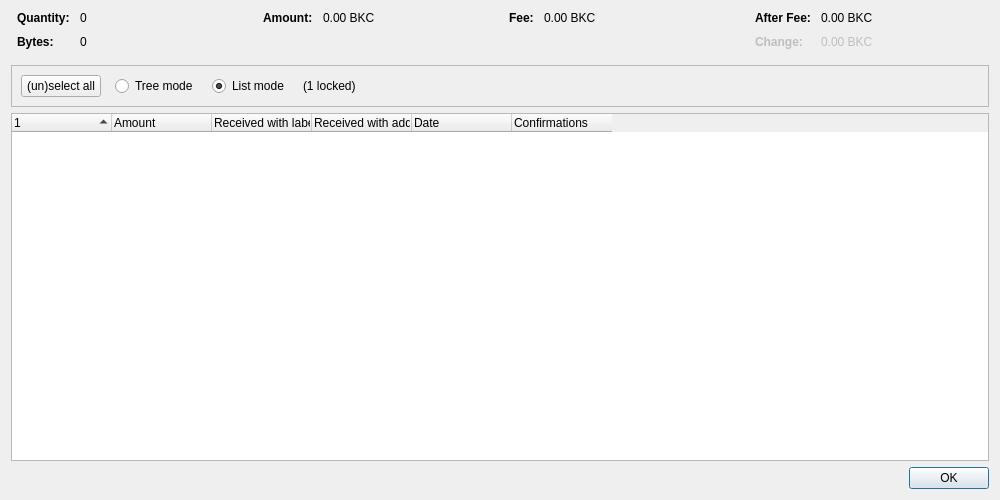
The window that src/qt/forms/coincontroldialog.ui (briskcoin-project/briskcoin) describes before a commit, drawn with Qt 5.
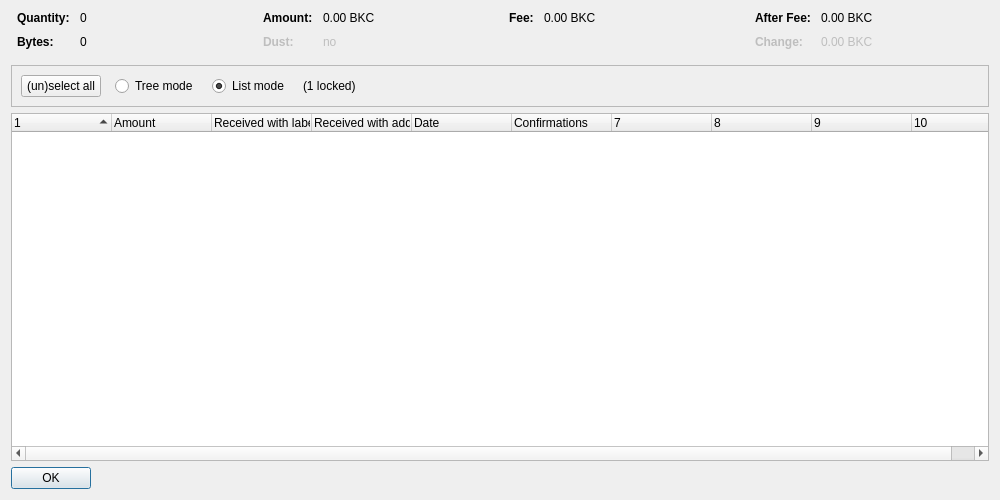
The same window after the commit. Custom widgets are drawn as their Qt base class.

```diff
--- a/src/qt/forms/coincontroldialog.ui
+++ b/src/qt/forms/coincontroldialog.ui
@@ -142,6 +142,41 @@
          </property>
         </widget>
        </item>
+       <item row="1" column="0">
+        <widget class="QLabel" name="labelCoinControlLowOutputText">
+         <property name="enabled">
+          <bool>false</bool>
+         </property>
+         <property name="font">
+          <font>
+           <weight>75</weight>
+           <bold>true</bold>
+          </font>
+         </property>
+         <property name="text">
+          <string>Dust:</string>
+         </property>
+        </widget>
+       </item>
+       <item row="1" column="1">
+        <widget class="QLabel" name="labelCoinControlLowOutput">
+         <property name="enabled">
+          <bool>false</bool>
+         </property>
+         <property name="cursor">
+          <cursorShape>IBeamCursor</cursorShape>
+         </property>
+         <property name="contextMenuPolicy">
+          <enum>Qt::ActionsContextMenu</enum>
+         </property>
+         <property name="text">
+          <string notr="true">no</string>
+         </property>
+         <property name="textInteractionFlags">
+          <set>Qt::LinksAccessibleByMouse|Qt::TextSelectableByKeyboard|Qt::TextSelectableByMouse</set>
+         </property>
+        </widget>
+       </item>
       </layout>
      </item>
      <item>
@@ -373,7 +408,7 @@
       <bool>false</bool>
      </property>
      <property name="columnCount">
-      <number>6</number>
+      <number>10</number>
      </property>
      <attribute name="headerShowSortIndicator" stdset="0">
       <bool>true</bool>
@@ -438,6 +473,12 @@
    </item>
    <item>
     <widget class="QDialogButtonBox" name="buttonBox">
+     <property name="sizePolicy">
+      <sizepolicy hsizetype="Maximum" vsizetype="Fixed">
+       <horstretch>0</horstretch>
+       <verstretch>0</verstretch>
+      </sizepolicy>
+     </property>
      <property name="orientation">
       <enum>Qt::Horizontal</enum>
      </property>
```
Left out of the diff: 6 changed lines with no effect on the pictures.
